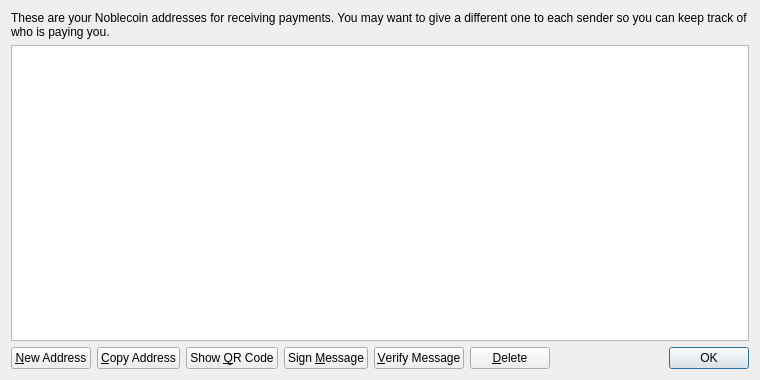
This is src/qt/forms/addressbookpage.ui in eagleflies/noblecoin as Qt 5 draws it before an edit. The edited form follows.
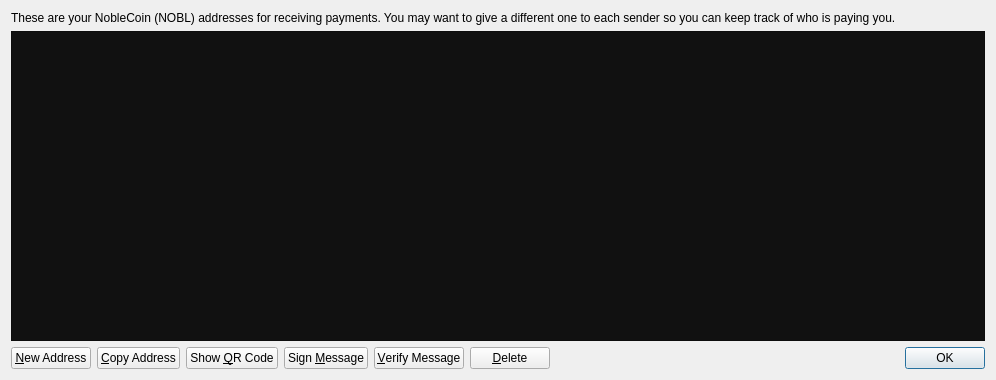
This is the edited form. Icons and pictures are not drawn.

Patch:
```diff
--- a/src/qt/forms/addressbookpage.ui
+++ b/src/qt/forms/addressbookpage.ui
@@ -6,7 +6,7 @@
    <rect>
     <x>0</x>
     <y>0</y>
-    <width>760</width>
+    <width>996</width>
     <height>380</height>
    </rect>
   </property>
@@ -17,7 +17,7 @@
    <item>
     <widget class="QLabel" name="labelExplanation">
      <property name="text">
-      <string>These are your Noblecoin addresses for receiving payments. You may want to give a different one to each sender so you can keep track of who is paying you.</string>
+      <string>These are your NobleCoin (NOBL) addresses for receiving payments. You may want to give a different one to each sender so you can keep track of who is paying you.</string>
      </property>
      <property name="textFormat">
       <enum>Qt::PlainText</enum>
@@ -29,12 +29,245 @@
    </item>
    <item>
     <widget class="QTableView" name="tableView">
+     <property name="palette">
+      <palette>
+       <active>
+        <colorrole role="WindowText">
+         <brush brushstyle="SolidPattern">
+          <color alpha="255">
+           <red>255</red>
+           <green>255</green>
+           <blue>255</blue>
+          </color>
+         </brush>
+        </colorrole>
+        <colorrole role="Button">
+         <brush brushstyle="SolidPattern">
+          <color alpha="255">
+           <red>17</red>
+           <green>17</green>
+           <blue>17</blue>
+          </color>
+         </brush>
+        </colorrole>
+        <colorrole role="Text">
+         <brush brushstyle="SolidPattern">
+          <color alpha="255">
+           <red>255</red>
+           <green>255</green>
+           <blue>255</blue>
+          </color>
+         </brush>
+        </colorrole>
+        <colorrole role="ButtonText">
+         <brush brushstyle="SolidPattern">
+          <color alpha="255">
+           <red>255</red>
+           <green>255</green>
+           <blue>255</blue>
+          </color>
+         </brush>
+        </colorrole>
+        <colorrole role="Base">
+         <brush brushstyle="SolidPattern">
+          <color alpha="255">
+           <red>17</red>
+           <green>17</green>
+           <blue>17</blue>
+          </color>
+         </brush>
+        </colorrole>
+        <colorrole role="Window">
+         <brush brushstyle="SolidPattern">
+          <color alpha="255">
+           <red>17</red>
+           <green>17</green>
+           <blue>17</blue>
+          </color>
+         </brush>
+        </colorrole>
+        <colorrole role="Highlight">
+         <brush brushstyle="SolidPattern">
+          <color alpha="255">
+           <red>236</red>
+           <green>180</green>
+           <blue>18</blue>
+          </color>
+         </brush>
+        </colorrole>
+        <colorrole role="HighlightedText">
+         <brush brushstyle="SolidPattern">
+          <color alpha="255">
+           <red>17</red>
+           <green>17</green>
+           <blue>17</blue>
+          </color>
+         </brush>
+        </colorrole>
+       </active>
+       <inactive>
+        <colorrole role="WindowText">
+         <brush brushstyle="SolidPattern">
+          <color alpha="255">
+           <red>255</red>
+           <green>255</green>
+           <blue>255</blue>
+          </color>
+         </brush>
+        </colorrole>
+        <colorrole role="Button">
+         <brush brushstyle="SolidPattern">
+          <color alpha="255">
+           <red>17</red>
+           <green>17</green>
+           <blue>17</blue>
+          </color>
+         </brush>
+        </colorrole>
+        <colorrole role="Text">
+         <brush brushstyle="SolidPattern">
+          <color alpha="255">
+           <red>255</red>
+           <green>255</green>
+           <blue>255</blue>
+          </color>
+         </brush>
+        </colorrole>
+        <colorrole role="ButtonText">
+         <brush brushstyle="SolidPattern">
+          <color alpha="255">
+           <red>255</red>
+           <green>255</green>
+           <blue>255</blue>
+          </color>
+         </brush>
+        </colorrole>
+        <colorrole role="Base">
+         <brush brushstyle="SolidPattern">
+          <color alpha="255">
+           <red>17</red>
+           <green>17</green>
+           <blue>17</blue>
+          </color>
+         </brush>
+        </colorrole>
+        <colorrole role="Window">
+         <brush brushstyle="SolidPattern">
+          <color alpha="255">
+           <red>17</red>
+           <green>17</green>
+           <blue>17</blue>
+          </color>
+         </brush>
+        </colorrole>
+        <colorrole role="Highlight">
+         <brush brushstyle="SolidPattern">
+          <color alpha="255">
+           <red>236</red>
+           <green>180</green>
+           <blue>18</blue>
+          </color>
+         </brush>
+        </colorrole>
+        <colorrole role="HighlightedText">
+         <brush brushstyle="SolidPattern">
+          <color alpha="255">
+           <red>17</red>
+           <green>17</green>
+           <blue>17</blue>
+          </color>
+         </brush>
+        </colorrole>
+       </inactive>
+       <disabled>
+        <colorrole role="WindowText">
+         <brush brushstyle="SolidPattern">
+          <color alpha="255">
+           <red>255</red>
+           <green>255</green>
+           <blue>255</blue>
+          </color>
+         </brush>
+        </colorrole>
+        <colorrole role="Button">
+         <brush brushstyle="SolidPattern">
+          <color alpha="255">
+           <red>17</red>
+           <green>17</green>
+           <blue>17</blue>
+          </color>
+         </brush>
+        </colorrole>
+        <colorrole role="Text">
+         <brush brushstyle="SolidPattern">
+          <color alpha="255">
+           <red>255</red>
+           <green>255</green>
+           <blue>255</blue>
+          </color>
+         </brush>
+        </colorrole>
+        <colorrole role="ButtonText">
+         <brush brushstyle="SolidPattern">
+          <color alpha="255">
+           <red>255</red>
+           <green>255</green>
+           <blue>255</blue>
+          </color>
+         </brush>
+        </colorrole>
+        <colorrole role="Base">
+         <brush brushstyle="SolidPattern">
+          <color alpha="255">
+           <red>17</red>
+           <green>17</green>
+           <blue>17</blue>
+          </color>
+         </brush>
+        </colorrole>
+        <colorrole role="Window">
+         <brush brushstyle="SolidPattern">
+          <color alpha="255">
+           <red>17</red>
+           <green>17</green>
+           <blue>17</blue>
+          </color>
+         </brush>
+        </colorrole>
+        <colorrole role="Highlight">
+         <brush brushstyle="SolidPattern">
+          <color alpha="255">
+           <red>236</red>
+           <green>180</green>
+           <blue>18</blue>
+          </color>
+         </brush>
+        </colorrole>
+        <colorrole role="HighlightedText">
+         <brush brushstyle="SolidPattern">
+          <color alpha="255">
+           <red>17</red>
+           <green>17</green>
+           <blue>17</blue>
+          </color>
+         </brush>
+        </colorrole>
+       </disabled>
+      </palette>
+     </property>
      <property name="contextMenuPolicy">
       <enum>Qt::CustomContextMenu</enum>
      </property>
      <property name="toolTip">
       <string>Double-click to edit address or label</string>
      </property>
+     <property name="styleSheet">
+      <string notr="true">
+</string>
+     </property>
+     <property name="verticalScrollBarPolicy">
+      <enum>Qt::ScrollBarAsNeeded</enum>
+     </property>
      <property name="tabKeyNavigation">
       <bool>false</bool>
      </property>
```
Left out of the diff: 8 changed lines with no effect on the pictures.
